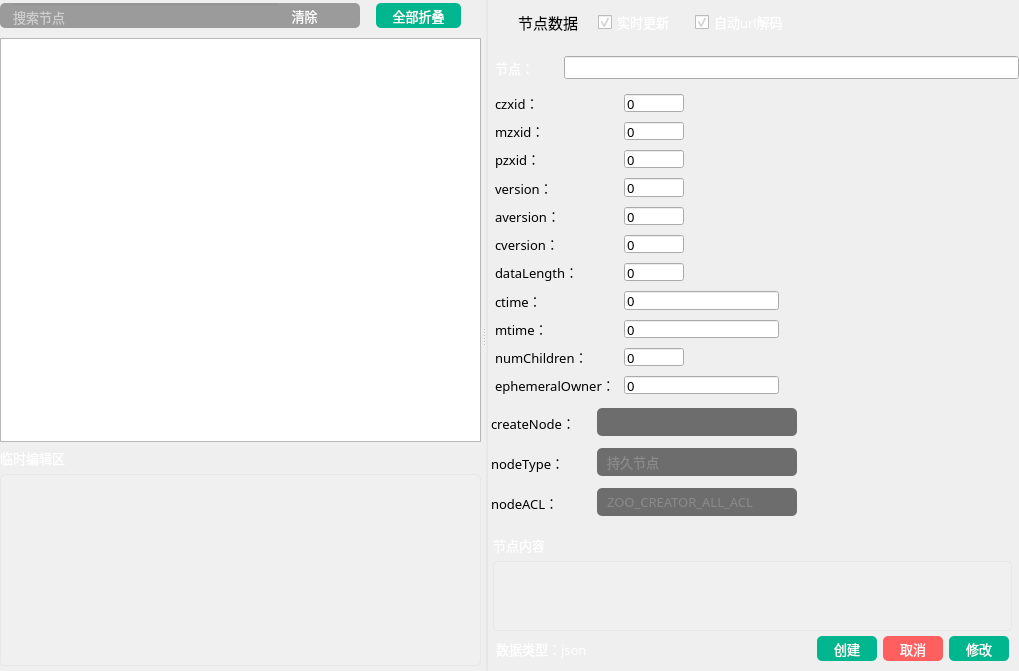
Above: Fdog-Kit/module_zookeeper/zookeeperwidget.ui from HuaGouFdog/Fdog-Kit before the change. Below: the same form after it.
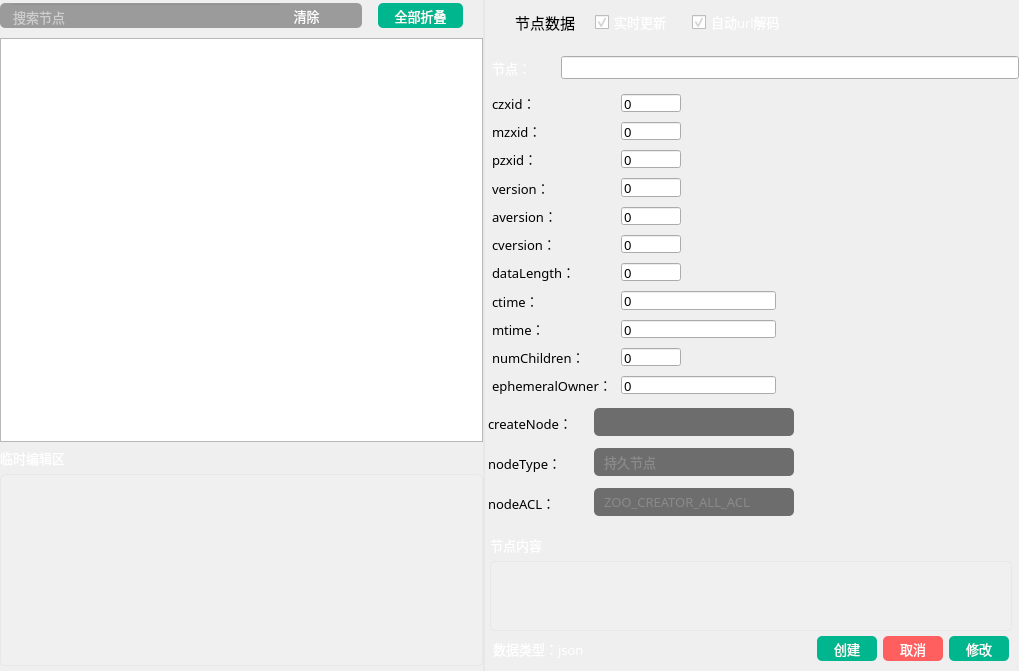
That is the form after the change. Icons and pictures are not drawn.

```diff
--- a/Fdog-Kit/module_zookeeper/zookeeperwidget.ui
+++ b/Fdog-Kit/module_zookeeper/zookeeperwidget.ui
@@ -129,7 +129,7 @@
       <enum>Qt::Horizontal</enum>
      </property>
      <property name="handleWidth">
-      <number>5</number>
+      <number>0</number>
      </property>
      <widget class="QWidget" name="verticalWidget_1_l" native="true">
       <property name="styleSheet">
```
